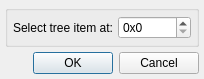
Qt form UEFITool/gotooffsetdialog.ui (LongSoft/UEFITool) before a commit.
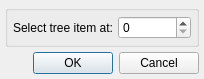
The same form after that commit. Custom widgets are drawn as their Qt base class.

```diff
--- a/UEFITool/gotooffsetdialog.ui
+++ b/UEFITool/gotooffsetdialog.ui
@@ -68,18 +68,6 @@
           <verstretch>0</verstretch>
          </sizepolicy>
         </property>
-        <property name="suffix">
-         <string/>
-        </property>
-        <property name="prefix">
-         <string>0x</string>
-        </property>
-        <property name="maximum">
-         <number>1000000000</number>
-        </property>
-        <property name="displayIntegerBase">
-         <number>16</number>
-        </property>
        </widget>
       </item>
      </layout>
@@ -97,6 +85,13 @@
    </item>
   </layout>
  </widget>
+ <customwidgets>
+  <customwidget>
+   <class>HexSpinBox</class>
+   <extends>QSpinBox</extends>
+   <header>hexspinbox.h</header>
+  </customwidget>
+ </customwidgets>
  <tabstops>
   <tabstop>buttonBox</tabstop>
  </tabstops>
```
Left out of the diff: 2 changed lines with no effect on the pictures.
